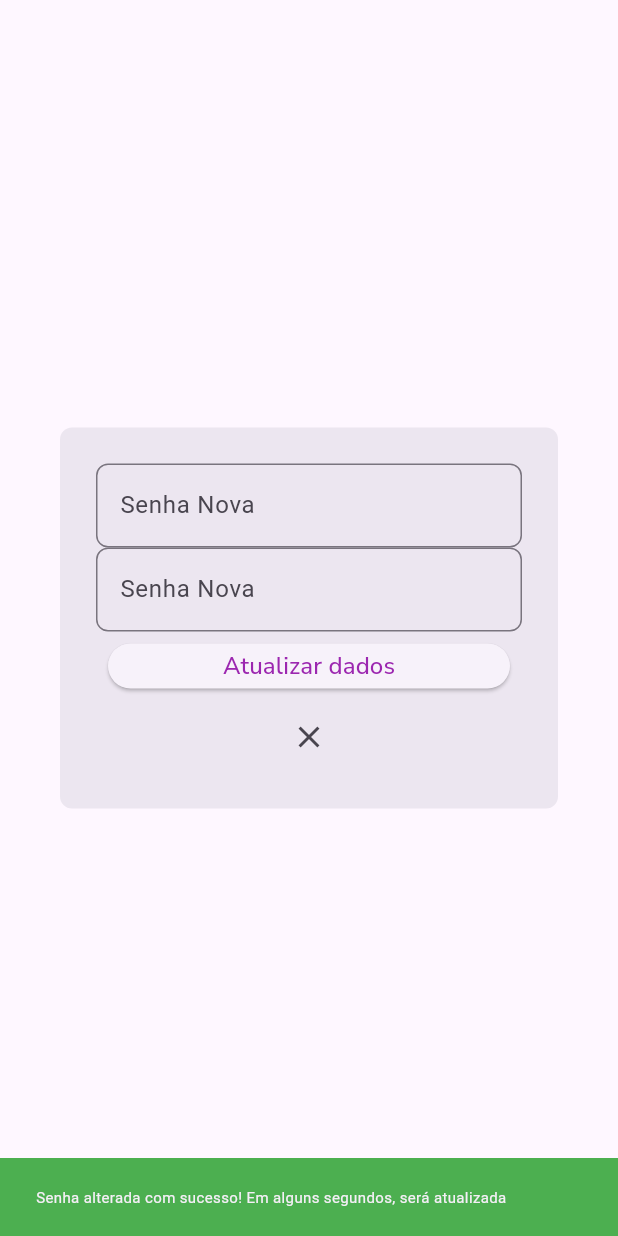
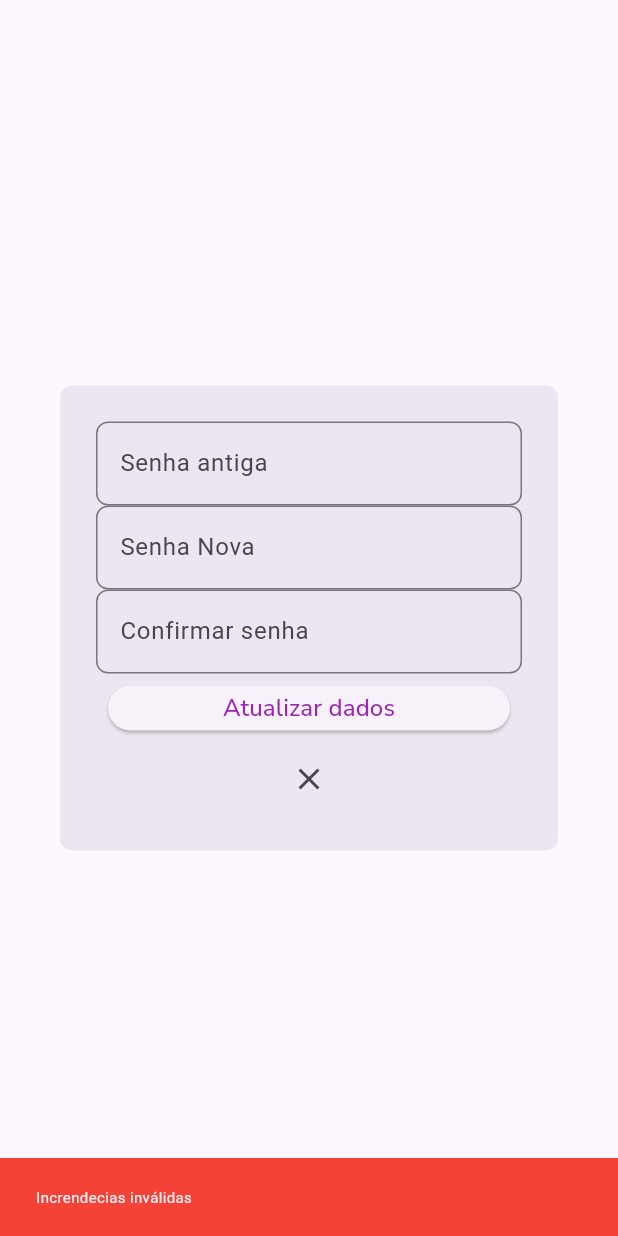
Before and after one commit to kaique-on/Taskhub, a Flutter app: the AlterarSenha widget shown alone on an empty page, opened directly with empty values, after a tap on "Atualizar dados", on a phone screen of 412 x 824 dp. Run offline on Flutter 3.47's test engine with Material 3 defaults, Android fonts, the phone set to English and light mode, and no system bars; our stand-ins replace google_fonts; network calls fail.

Commit message:
add senhaAntiga

```diff
--- a/lib/controller/user_controller.dart
+++ b/lib/controller/user_controller.dart
@@ -93,8 +93,8 @@ class UserController  {
     ListaDoUsuario.user.setAll(index, [lista]);
     print(ListaDoUsuario.user[index]);
    }
-    verificarSenhaIgual(context, senhaConfirm, senhaNova, index){
-      if (senhaConfirm == senhaNova){
+    verificarSenhaIgual(context, String senhaConfirm, String senhaNova, String senhaAtual, index){
+      if (senhaConfirm == senhaNova && senhaAtual == ListaDoUsuario.user[index].senha && senhaNova.isNotEmpty){
        ListaDoUsuario.user[index].senha = senhaNova;
        ScaffoldMessenger.of(context).showSnackBar(const SnackBar(
                 backgroundColor: Colors.green,
@@ -116,8 +116,5 @@ class UserController  {
                     ],
                 )));
       }
-      print(ListaDoUsuario.user[index]);
     }
-
-
  }
--- a/lib/ui/confirmar_senha.dart
+++ b/lib/ui/confirmar_senha.dart
@@ -14,6 +14,7 @@ class AlterarSenha extends StatefulWidget {
 class _AlterarSenhaState extends State<AlterarSenha> {
   UserController metodos = UserController();
 
+  final senhaAntiga = TextEditingController();
   final senhainsert = TextEditingController();
 
   final senhaConfirm = TextEditingController();
@@ -35,6 +36,18 @@ class _AlterarSenhaState extends State<AlterarSenha> {
           crossAxisAlignment: CrossAxisAlignment.stretch,
           children: [
             TextFormField(
+                controller: senhaAntiga,
+                style: const TextStyle(color: Colors.black),
+                decoration: InputDecoration(
+                    labelText: 'Senha antiga', fillColor: Colors.black,
+                    border: OutlineInputBorder(
+                        borderSide: BorderSide(
+                            color: Colors.grey.withAlpha(80), width: 0),
+                            borderRadius: const BorderRadius.all(
+                            Radius.circular(8),
+                ))),
+            ),
+            TextFormField(
                 controller: senhainsert,
                 style: const TextStyle(color: Colors.black),
                 decoration: InputDecoration(
@@ -50,7 +63,7 @@ class _AlterarSenhaState extends State<AlterarSenha> {
                 controller: senhaConfirm,
                 style: const TextStyle(color: Colors.black),
                 decoration: InputDecoration(
-                    labelText: 'Senha Nova', fillColor: Colors.black,
+                    labelText: 'Confirmar senha', fillColor: Colors.black,
                     border: OutlineInputBorder(
                         borderSide: BorderSide(
                             color: Colors.grey.withAlpha(80), width: 0),
@@ -65,7 +78,7 @@ class _AlterarSenhaState extends State<AlterarSenha> {
                 child: ElevatedButton(
                   onPressed: (){
                     setState(() {
-                    metodos.verificarSenhaIgual(context, senhaConfirm.text, senhainsert.text, widget.index);
+                    metodos.verificarSenhaIgual(context, senhaConfirm.text, senhainsert.text,senhaAntiga.text, widget.index);
                     });
                   },
                   child:  Text('Atualizar dados', style: GoogleFonts.nunitoSans(color: Colors.purple, fontSize: 16), )),
```
